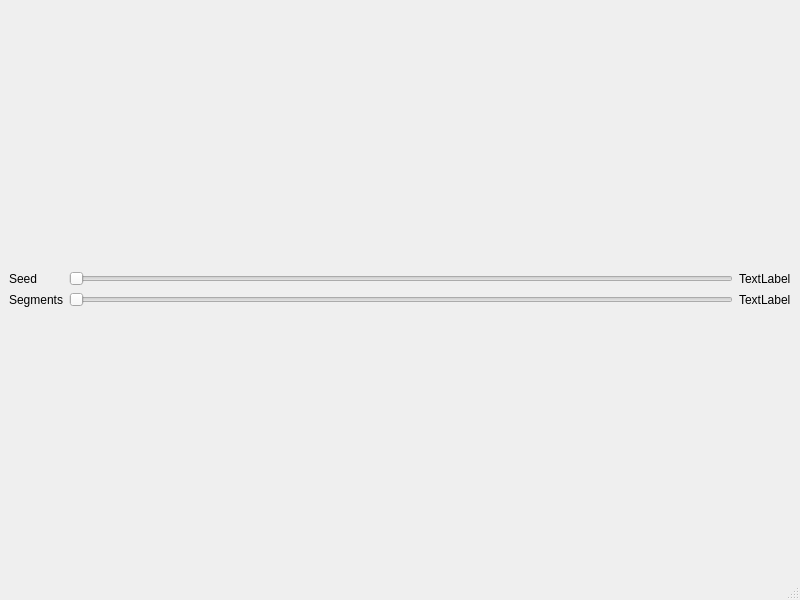
Before: the Qt Designer form glapp/mainwindow.ui in khhhhh/tree-projecter, drawn with Qt 5.
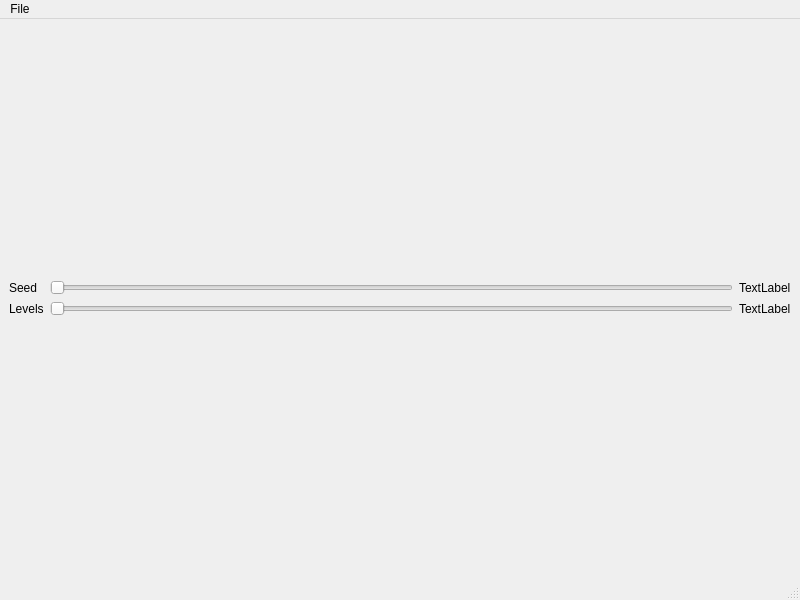
After: the same form once the commit is applied.

Patch:
```diff
--- a/glapp/mainwindow.ui
+++ b/glapp/mainwindow.ui
@@ -41,6 +41,12 @@
         </item>
         <item row="0" column="3">
          <widget class="QLabel" name="label_seedVal">
+          <property name="minimumSize">
+           <size>
+            <width>20</width>
+            <height>0</height>
+           </size>
+          </property>
           <property name="text">
            <string>TextLabel</string>
           </property>
@@ -65,12 +71,18 @@
         <item row="1" column="0">
          <widget class="QLabel" name="label_levels">
           <property name="text">
-           <string>Segments</string>
+           <string>Levels</string>
           </property>
          </widget>
         </item>
         <item row="1" column="3">
          <widget class="QLabel" name="label_levelsVal">
+          <property name="minimumSize">
+           <size>
+            <width>20</width>
+            <height>0</height>
+           </size>
+          </property>
           <property name="text">
            <string>TextLabel</string>
           </property>
@@ -91,6 +103,15 @@
      <height>20</height>
     </rect>
    </property>
+   <widget class="QMenu" name="menuFile">
+    <property name="title">
+     <string>File</string>
+    </property>
+    <addaction name="actionOpen"/>
+    <addaction name="actionSave"/>
+    <addaction name="actionSaveAs"/>
+   </widget>
+   <addaction name="menuFile"/>
   </widget>
   <widget class="QStatusBar" name="statusbar"/>
  </widget>
```
Left out of the diff: 46 changed lines with no effect on the pictures.
